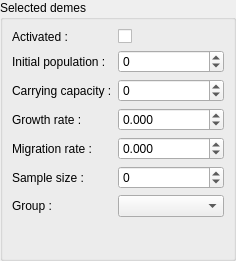
The window that gui/DemesParamWidget.ui (TheFakeCake/SELECTOR-GUI) describes before a commit, drawn with Qt 5.
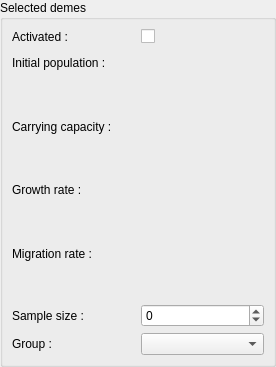
The same window after the commit. Custom widgets are drawn as their Qt base class.

Commit message: WIP ABC Interval integration

Patch:
```diff
--- a/gui/DemesParamWidget.ui
+++ b/gui/DemesParamWidget.ui
@@ -6,8 +6,8 @@
    <rect>
     <x>0</x>
     <y>0</y>
-    <width>236</width>
-    <height>261</height>
+    <width>276</width>
+    <height>367</height>
    </rect>
   </property>
   <property name="windowTitle">
@@ -37,7 +37,7 @@
      <property name="title">
       <string>Selected demes</string>
      </property>
-     <layout class="QFormLayout" name="formLayout">
+     <layout class="QGridLayout" name="gridLayout">
       <item row="0" column="0">
        <widget class="QLabel" name="activatedLabel">
         <property name="text">
@@ -45,155 +45,105 @@
         </property>
        </widget>
       </item>
-      <item row="0" column="1">
-       <widget class="QCheckBox" name="activatedCheckBox">
-        <property name="tristate">
-         <bool>true</bool>
-        </property>
-       </widget>
-      </item>
-      <item row="1" column="0">
-       <widget class="QLabel" name="initialPopulationLabel">
-        <property name="text">
-         <string>Initial population :</string>
-        </property>
-       </widget>
-      </item>
-      <item row="1" column="1">
-       <widget class="QSpinBox" name="initialPopulationSpinBox">
-        <property name="specialValueText">
-         <string>Varying</string>
-        </property>
-        <property name="keyboardTracking">
-         <bool>false</bool>
-        </property>
-        <property name="minimum">
-         <number>-1</number>
-        </property>
-        <property name="maximum">
-         <number>999999999</number>
-        </property>
-        <property name="singleStep">
-         <number>10</number>
-        </property>
-       </widget>
-      </item>
-      <item row="2" column="0">
+      <item row="3" column="0">
        <widget class="QLabel" name="carryingCapacityLabel">
         <property name="text">
          <string>Carrying capacity :</string>
         </property>
        </widget>
       </item>
-      <item row="2" column="1">
-       <widget class="QSpinBox" name="carryingCapacitySpinBox">
-        <property name="specialValueText">
-         <string>Varying</string>
-        </property>
-        <property name="keyboardTracking">
-         <bool>false</bool>
-        </property>
-        <property name="minimum">
-         <number>-1</number>
-        </property>
-        <property name="maximum">
-         <number>999999999</number>
-        </property>
-        <property name="singleStep">
-         <number>10</number>
-        </property>
-       </widget>
-      </item>
-      <item row="3" column="0">
+      <item row="5" column="0">
        <widget class="QLabel" name="growthRateLabel">
         <property name="text">
          <string>Growth rate :</string>
         </property>
        </widget>
       </item>
-      <item row="3" column="1">
-       <widget class="QDoubleSpinBox" name="growthRateDoubleSpinBox">
-        <property name="specialValueText">
-         <string>Varying</string>
-        </property>
-        <property name="keyboardTracking">
-         <bool>false</bool>
-        </property>
-        <property name="decimals">
-         <number>3</number>
-        </property>
-        <property name="minimum">
-         <double>-0.001000000000000</double>
-        </property>
-        <property name="singleStep">
-         <double>0.050000000000000</double>
-        </property>
-       </widget>
-      </item>
-      <item row="4" column="0">
-       <widget class="QLabel" name="migrationRateLabel">
-        <property name="text">
-         <string>Migration rate :</string>
-        </property>
-       </widget>
-      </item>
-      <item row="4" column="1">
-       <widget class="QDoubleSpinBox" name="migrationRateDoubleSpinBox">
-        <property name="specialValueText">
-         <string>Varying</string>
-        </property>
-        <property name="keyboardTracking">
-         <bool>false</bool>
-        </property>
-        <property name="decimals">
-         <number>3</number>
-        </property>
-        <property name="minimum">
-         <double>-0.001000000000000</double>
-        </property>
-        <property name="singleStep">
-         <double>0.050000000000000</double>
-        </property>
-       </widget>
-      </item>
-      <item row="5" column="0">
-       <widget class="QLabel" name="sampleSizeLabel">
-        <property name="text">
-         <string>Sample size :</string>
-        </property>
-       </widget>
-      </item>
-      <item row="5" column="1">
-       <widget class="QSpinBox" name="sampleSizeSpinBox">
-        <property name="specialValueText">
-         <string>Varying</string>
-        </property>
-        <property name="keyboardTracking">
-         <bool>false</bool>
-        </property>
-        <property name="minimum">
-         <number>-1</number>
-        </property>
-        <property name="maximum">
-         <number>999999999</number>
-        </property>
-       </widget>
-      </item>
-      <item row="6" column="0">
+      <item row="10" column="0">
        <widget class="QLabel" name="groupLabel">
         <property name="text">
          <string>Group :</string>
         </property>
        </widget>
       </item>
-      <item row="6" column="1">
+      <item row="0" column="1">
+       <widget class="QCheckBox" name="activatedCheckBox">
+        <property name="tristate">
+         <bool>true</bool>
+        </property>
+       </widget>
+      </item>
+      <item row="4" column="0" colspan="2">
+       <widget class="ABCIntervalIntWidget" name="carryingCapacityABC" native="true"/>
+      </item>
+      <item row="9" column="0">
+       <widget class="QLabel" name="sampleSizeLabel">
+        <property name="text">
+         <string>Sample size :</string>
+        </property>
+       </widget>
+      </item>
+      <item row="10" column="1">
        <widget class="QComboBox" name="groupComboBox"/>
       </item>
+      <item row="9" column="1">
+       <widget class="QSpinBox" name="sampleSizeSpinBox">
+        <property name="specialValueText">
+         <string>Varying</string>
+        </property>
+        <property name="keyboardTracking">
+         <bool>false</bool>
+        </property>
+        <property name="minimum">
+         <number>-1</number>
+        </property>
+        <property name="maximum">
+         <number>999999999</number>
+        </property>
+       </widget>
+      </item>
+      <item row="7" column="0">
+       <widget class="QLabel" name="migrationRateLabel">
+        <property name="text">
+         <string>Migration rate :</string>
+        </property>
+       </widget>
+      </item>
+      <item row="6" column="0" colspan="2">
+       <widget class="ABCIntervalDoubleWidget" name="growthRateABC" native="true"/>
+      </item>
+      <item row="8" column="0" colspan="2">
+       <widget class="ABCIntervalDoubleWidget" name="migrationRateABC" native="true"/>
+      </item>
+      <item row="1" column="0">
+       <widget class="QLabel" name="initialPopulationLabel">
+        <property name="text">
+         <string>Initial population :</string>
+        </property>
+       </widget>
+      </item>
+      <item row="2" column="0" colspan="2">
+       <widget class="ABCIntervalIntWidget" name="initialPopulationABC" native="true"/>
+      </item>
      </layout>
     </widget>
    </item>
   </layout>
  </widget>
+ <customwidgets>
+  <customwidget>
+   <class>ABCIntervalIntWidget</class>
+   <extends>QWidget</extends>
+   <header>gui/ABCIntervalIntWidget.h</header>
+   <container>1</container>
+  </customwidget>
+  <customwidget>
+   <class>ABCIntervalDoubleWidget</class>
+   <extends>QWidget</extends>
+   <header>gui/ABCIntervalDoubleWidget.h</header>
+   <container>1</container>
+  </customwidget>
+ </customwidgets>
  <resources/>
  <connections/>
 </ui>
```
The commit also changes 24 other files.
